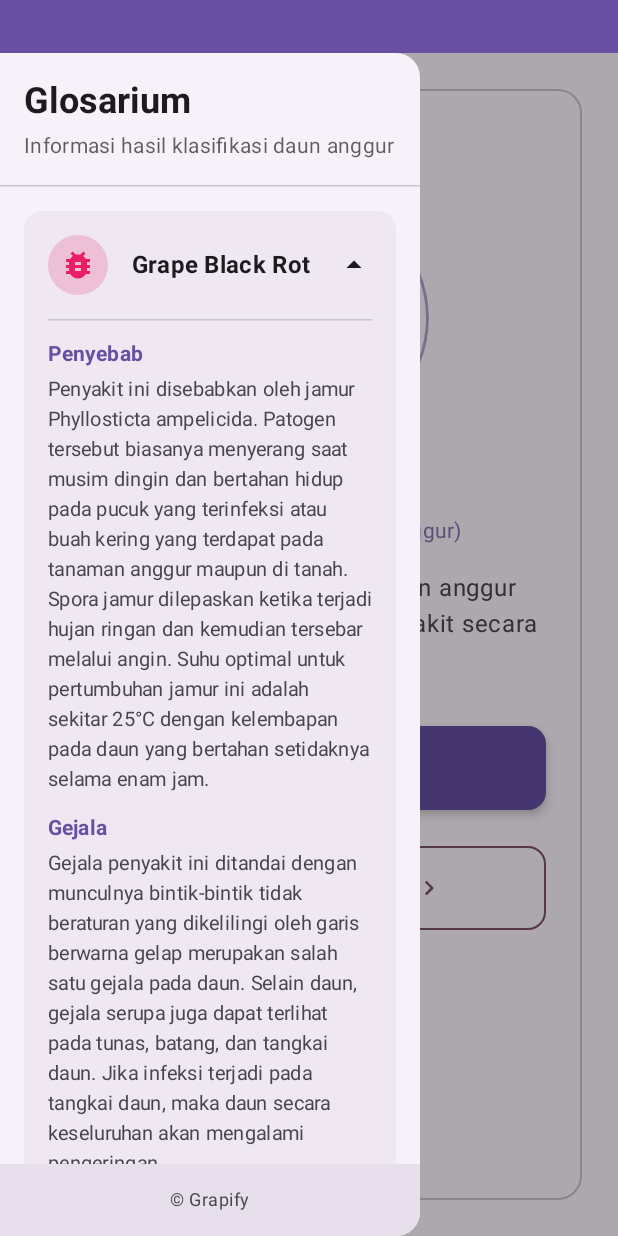
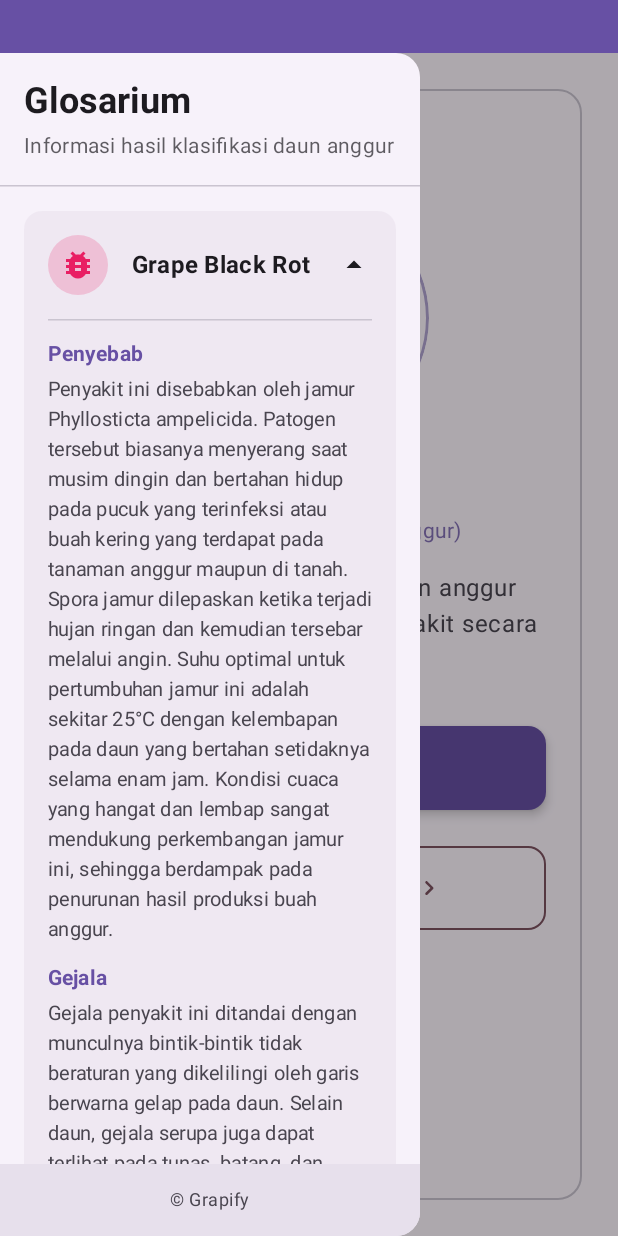
Before and after one commit to farhanfath/leaf_detection, an Android app built with Jetpack Compose: the screen it shows after launch (MainActivity), after a tap on "Grape Black Rot", on a phone screen of 412 x 824 dp. Run offline under Robolectric (Android 15) with nearby library versions, the phone set to English and light mode, and no system bars; our stand-ins replace Dagger/Hilt's generated code; libraries missing offline, so code that uses them is left out: org.tensorflow.lite; 2 other taps on this screen came first.

Commit message:
fix: glossary and disease info detail & back handler fix

```diff
--- a/app/src/main/java/pi/project/grapify/domain/util/DataConstants.kt
+++ b/app/src/main/java/pi/project/grapify/domain/util/DataConstants.kt
@@ -3,7 +3,6 @@ package pi.project.grapify.domain.util
 import androidx.compose.material3.MaterialTheme
 import androidx.compose.runtime.Composable
 import androidx.compose.ui.graphics.Color
-import pi.project.grapify.R
 import pi.project.grapify.data.model.DiseaseInfo
 
 // untuk filtering result data
@@ -11,33 +10,73 @@ fun getDiseaseInfo(diseaseName: String): DiseaseInfo? {
     return when (diseaseName) {
         "Grape Black Rot" -> DiseaseInfo(
             nama = "Grape Black Rot",
-            penyebab = "Penyakit ini disebabkan oleh jamur Phyllosticta ampelicida. Patogen tersebut biasanya menyerang saat musim dingin dan bertahan hidup pada pucuk yang terinfeksi atau buah kering yang terdapat pada tanaman anggur maupun di tanah. Spora jamur dilepaskan ketika terjadi hujan ringan dan kemudian tersebar melalui angin. Suhu optimal untuk pertumbuhan jamur ini adalah sekitar 25°C dengan kelembapan pada daun yang bertahan setidaknya selama enam jam.",
-            gejala = "Gejala penyakit ini ditandai dengan munculnya bintik-bintik tidak beraturan yang dikelilingi oleh garis berwarna gelap merupakan salah satu gejala pada daun. Selain daun, gejala serupa juga dapat terlihat pada tunas, batang, dan tangkai daun. Jika infeksi terjadi pada tangkai daun, maka daun secara keseluruhan akan mengalami pengeringan.",
-            pencegahan = "• Gunakan metode pemangkasan alternatif seperti pemangkasan tertunda atau pemangkasan ganda.\n• Hindari pemangkasan selama periode hujan deras ketika spora cenderung tersebar.\n• Pantau kebun anggur di musim semi, dan cari tunas yang mati atau tunas yang kerdil.\n• Pada akhir musim panas, potong bagian tanaman anggur yang membusuk.\n• Singkirkan sisa-sisa tanaman anggur yang terserang penyakit dan musnahkan.\n• Tunda pembuahan selama beberapa tahun hingga tanaman merambat memiliki pertumbuhan akar dan tunas yang seimbang."
+            penyebab = "Penyakit ini disebabkan oleh jamur Phyllosticta ampelicida. Patogen tersebut biasanya menyerang saat musim dingin dan bertahan hidup pada pucuk yang terinfeksi atau buah kering yang terdapat pada tanaman anggur maupun di tanah. Spora jamur dilepaskan ketika terjadi hujan ringan dan kemudian tersebar melalui angin. Suhu optimal untuk pertumbuhan jamur ini adalah sekitar 25°C dengan kelembapan pada daun yang bertahan setidaknya selama enam jam. Kondisi cuaca yang hangat dan lembap sangat mendukung perkembangan jamur ini, sehingga berdampak pada penurunan hasil produksi buah anggur.",
+            gejala = "Gejala penyakit ini ditandai dengan munculnya bintik-bintik tidak beraturan yang dikelilingi oleh garis berwarna gelap pada daun. Selain daun, gejala serupa juga dapat terlihat pada tunas, batang, dan tangkai daun. Jika infeksi terjadi pada tangkai daun, maka daun secara keseluruhan akan mengalami pengeringan. Pada buah anggur, infeksi ditandai dengan perubahan warna menjadi abu-abu di tahap awal, yang kemudian berkembang menjadi bintik-bintik berwarna cokelat kemerahan atau ungu. Seiring waktu, buah akan mengalami perubahan bentuk hingga akhirnya menjadi layu.",
+            pencegahan = """
+            • Gunakan metode pemangkasan alternatif seperti pemangkasan tertunda atau pemangkasan ganda.
+            • Hindari pemangkasan selama periode hujan deras ketika spora cenderung tersebar.
+            • Pantau kebun anggur di musim semi, dan cari tunas yang mati atau tunas yang kerdil.
+            • Pada akhir musim panas, potong bagian tanaman anggur yang membusuk.
+            • Singkirkan sisa-sisa tanaman anggur yang terserang penyakit dan musnahkan.
+            • Tunda pembuahan selama beberapa tahun hingga tanaman merambat memiliki pertumbuhan akar dan tunas yang seimbang.
+        """.trimIndent()
         )
+
         "Grape Esca (Black Measles)" -> DiseaseInfo(
             nama = "Grape Esca (Black Measles)",
-            penyebab = "Penyakit ini dapat muncul kapan saja selama musim tanam dan disebabkan oleh jamur Togninia minima, meskipun beberapa jenis jamur lain seperti Phaeomoniella chlamydospora juga dapat berperan. Infeksi umumnya terjadi pada tanaman anggur yang masih muda, namun gejalanya sering baru tampak di kebun anggur saat tanaman berusia antara 5 hingga 7 tahun.",
-            gejala = "Gejala penyakit ini ditandai dengan munculnya belang di antara pembuluh daun, yang disertai perubahan warna serta pengeringan jaringan di sekitar pembuluh utama. Pada varietas anggur berbuah merah, perubahan warna umumnya menjadi merah tua, sedangkan pada varietas berbuah putih, warna berubah menjadi kuning. Daun yang terinfeksi dapat mengalami pengeringan total dan rontok sebelum waktunya.",
-            pencegahan = "• Pilih varietas anggur yang lebih tahan penyakit jika tersedia.\n• Buang buah kering (mumi) dari pohon anggur.\n• Singkirkan dan musnahkan kayu serta sulur yang terinfeksi hama setelah panen.\n• Singkirkan daun-daun yang terkena serangan dari area kebun anggur.\n• Jaga kebersihan kebun anggur dengan membersihkan gulma.\n• Pastikan sirkulasi udara dan pencahayaan di kebun cukup.\n• Lakukan pemangkasan tanaman anggur setiap tahun sebelum fase vegetatif dimulai."
+            penyebab = "Penyakit ini dapat muncul kapan saja selama musim tanam dan disebabkan oleh jamur Togninia minima, meskipun beberapa jenis jamur lain seperti Phaeomoniella chlamydospora juga dapat berperan. Infeksi umumnya terjadi pada tanaman anggur yang masih muda, namun gejalanya sering baru tampak di kebun anggur saat tanaman berusia antara 5 hingga 7 tahun. Jamur ini bertahan selama musim dingin dalam struktur yang tertanam di jaringan kayu. Pada musim semi, spora diproduksi dan dilepaskan, kemudian menginfeksi luka yang dihasilkan dari aktivitas pemangkasan.",
+            gejala = "Gejala penyakit ini ditandai dengan munculnya belang di antara pembuluh daun, yang disertai perubahan warna serta pengeringan jaringan di sekitar pembuluh utama. Pada varietas anggur berbuah merah, perubahan warna umumnya menjadi merah tua, sedangkan pada varietas berbuah putih, warna berubah menjadi kuning. Daun yang terinfeksi dapat mengalami pengeringan total dan rontok sebelum waktunya. Sementara itu, pada buah akan tampak bercak-bercak kecil berbentuk bulat berwarna gelap, yang sering kali dikelilingi oleh cincin berwarna cokelat keunguan.",
+            pencegahan = """
+            • Pilih varietas anggur yang lebih tahan penyakit jika tersedia.
+            • Buang buah kering (mumi) dari pohon anggur.
+            • Singkirkan dan musnahkan kayu serta sulur yang terinfeksi hama setelah panen.
+            • Singkirkan daun-daun yang terkena serangan dari area kebun anggur.
+            • Jaga kebersihan kebun anggur dengan membersihkan gulma.
+            • Pastikan sirkulasi udara dan pencahayaan di kebun cukup.
+            • Lakukan pemangkasan tanaman anggur setiap tahun sebelum fase vegetatif dimulai.
+        """.trimIndent()
         )
+
         "Grape Leaf Blight (Isariopsis Leaf Spot)" -> DiseaseInfo(
             nama = "Grape Leaf Blight (Isariopsis Leaf Spot)",
-            penyebab = "Penyakit ini disebabkan oleh jamur Peyronellaea glomerata, yang sebelumnya dikenal sebagai Phoma glomerata. Jamur ini tersebar luas dan mampu bertahan di tanah maupun pada berbagai bahan tanaman, baik yang masih hidup maupun sudah mati (seperti biji, buah-buahan, dan sayuran), biasanya tanpa menimbulkan gejala yang nyata.",
-            gejala = "Gejala infeksi hawar daun phoma umumnya terlihat pada daun-daun yang lebih tua. Daun yang terinfeksi memperlihatkan lesi tidak teratur berbentuk sudut dengan warna kuning hingga cokelat yang menyebar di seluruh permukaan daun. Seiring perkembangan penyakit, lesi tersebut membesar membentuk bercak yang kemudian berubah menjadi area nekrotik dengan warna kusam, pusat berwarna abu-abu, dan tepi yang lebih gelap.",
-            pencegahan = "• Memilih varietas tanaman yang tahan terhadap hawar daun.\n• Singkirkan daun yang terinfeksi dan gugur.\n• Menjaga kebun tetap bersih dari gulma dan sisa tanaman.\n• Menyediakan sirkulasi udara dan pencahayaan yang cukup antar tanaman.\n• Menghindari penyiraman dari atas yang membasahi daun.\n• Membersihkan alat pertanian dan tempat penyimpanan secara berkala.\n• Menggunakan fungisida sesuai kebutuhan dan anjuran.\n• Memantau tanaman secara berkala untuk deteksi dini infeksi."
+            penyebab = "Penyakit ini disebabkan oleh jamur Peyronellaea glomerata, yang sebelumnya dikenal sebagai Phoma glomerata, dan menjadi nama umum untuk penyakit ini. Jamur ini tersebar luas dan mampu bertahan di tanah maupun pada berbagai bahan tanaman, baik yang masih hidup maupun sudah mati (seperti biji, buah-buahan, dan sayuran), biasanya tanpa menimbulkan gejala yang nyata. Selain itu, jamur ini juga dapat ditemukan di lingkungan dalam ruangan, seperti pada permukaan kayu, semen, bahan yang dicat minyak, dan kertas. Umumnya, jamur ini bertindak sebagai patogen sekunder pada jaringan tanaman yang telah rusak. Namun, dalam kondisi lingkungan tertentu, seperti cuaca lembap dan suhu tinggi, jamur ini dapat memicu timbulnya penyakit. Pertumbuhan optimalnya terjadi pada suhu antara 26°C hingga sedikit di bawah 37°C.",
+            gejala = "Gejala infeksi hawar daun phoma umumnya terlihat pada daun-daun yang lebih tua. Daun yang terinfeksi memperlihatkan lesi tidak teratur berbentuk sudut dengan warna kuning hingga cokelat yang menyebar di seluruh permukaan daun. Seiring perkembangan penyakit, lesi tersebut membesar membentuk bercak yang kemudian berubah menjadi area nekrotik dengan warna kusam, pusat berwarna abu-abu, dan tepi yang lebih gelap. Pada tahap lanjut, daun menjadi layu dan akhirnya rontok. Beberapa tanaman lain, seperti tanaman merambat termasuk anggur, diketahui juga dapat menjadi inang alternatif bagi jamur ini.",
+            pencegahan = """
+            • Memilih varietas tanaman yang tahan terhadap hawar daun.
+            • Singkirkan daun yang terinfeksi dan gugur.
+            • Menjaga kebun tetap bersih dari gulma dan sisa tanaman.
+            • Menyediakan sirkulasi udara dan pencahayaan yang cukup antar tanaman.
+            • Menghindari penyiraman dari atas yang membasahi daun.
+            • Membersihkan alat pertanian dan tempat penyimpanan secara berkala.
+            • Menggunakan fungisida sesuai kebutuhan dan anjuran.
+            • Memantau tanaman secara berkala untuk deteksi dini infeksi.
+        """.trimIndent()
         )
+
         "Grape Healthy" -> DiseaseInfo(
             nama = "Grape Healthy",
             penyebab = "Daun anggur sehat tidak terinfeksi oleh patogen penyebab penyakit.",
             gejala = "Kondisi daun anggur terlihat normal dan tidak menunjukan tanda-tanda penyakit.",
-            pencegahan = "• Lanjutkan perawatan rutin seperti penyiraman, pemangkasan, dan pemupukan.\n • Tetap pantau kondisi secara berkala. \n• Memastikan nutrisi tanah yang seimbang.\n• Melakukan pemangkasan secara teratur untuk sirkulasi udara yang baik.\n• Menjaga irigasi yang tepat dan menghindari kelebihan air.\n• Melakukan rotasi tanaman dan sanitasi kebun yang baik.\n• Pemantauan hama dan penyakit secara berkala.\n• Menggunakan varietas anggur yang tahan terhadap penyakit umum di daerah tersebut."
+            pencegahan = """
+            • Lanjutkan perawatan rutin seperti penyiraman, pemangkasan, dan pemupukan.
+            • Tetap pantau kondisi secara berkala.
+            • Memastikan nutrisi tanah yang seimbang.
+            • Melakukan pemangkasan secara teratur untuk sirkulasi udara yang baik.
+            • Menjaga irigasi yang tepat dan menghindari kelebihan air.
+            • Melakukan rotasi tanaman dan sanitasi kebun yang baik.
+            • Pemantauan hama dan penyakit secara berkala.
+            • Menggunakan varietas anggur yang tahan terhadap penyakit umum di daerah tersebut.
+        """.trimIndent()
         )
         "Not Anggur" -> DiseaseInfo(
             nama = "Not Anggur",
             penyebab = "Gambar yang diunggah bukan daun anggur atau tidak dapat diidentifikasi sebagai daun anggur.",
             gejala = "Tidak relevan karena bukan daun anggur.",
-            pencegahan = "• Pastikan foto yang diunggah jelas, fokus, dan menunjukan daun secara utuh \n • Coba ulangi dengan sudut pengambilan gambar yang berbeda \n • Pastikan gambar berasal dari tanaman anggur"
+            pencegahan = """
+            • Pastikan foto yang diunggah jelas, fokus, dan menunjukan daun secara utuh
+            • Coba ulangi dengan sudut pengambilan gambar yang berbeda
+            • Pastikan gambar berasal dari tanaman anggur
+            """.trimIndent()
         )
         else -> null
     }
@@ -68,35 +107,10 @@ fun getConfidenceColor(confidence: Float): Color {
 // untuk list penyakit
 fun getDiseaseGlossary() : List<DiseaseInfo> {
     return listOf(
-        DiseaseInfo(
-            nama = "Grape Black Rot",
-            penyebab = "Penyakit ini disebabkan oleh jamur Phyllosticta ampelicida. Patogen tersebut biasanya menyerang saat musim dingin dan bertahan hidup pada pucuk yang terinfeksi atau buah kering yang terdapat pada tanaman anggur maupun di tanah. Spora jamur dilepaskan ketika terjadi hujan ringan dan kemudian tersebar melalui angin. Suhu optimal untuk pertumbuhan jamur ini adalah sekitar 25°C dengan kelembapan pada daun yang bertahan setidaknya selama enam jam.",
-            gejala = "Gejala penyakit ini ditandai dengan munculnya bintik-bintik tidak beraturan yang dikelilingi oleh garis berwarna gelap merupakan salah satu gejala pada daun. Selain daun, gejala serupa juga dapat terlihat pada tunas, batang, dan tangkai daun. Jika infeksi terjadi pada tangkai daun, maka daun secara keseluruhan akan mengalami pengeringan.",
-            pencegahan = "• Gunakan metode pemangkasan alternatif seperti pemangkasan tertunda atau pemangkasan ganda.\n• Hindari pemangkasan selama periode hujan deras ketika spora cenderung tersebar.\n• Pantau kebun anggur di musim semi, dan cari tunas yang mati atau tunas yang kerdil.\n• Pada akhir musim panas, potong bagian tanaman anggur yang membusuk.\n• Singkirkan sisa-sisa tanaman anggur yang terserang penyakit dan musnahkan.\n• Tunda pembuahan selama beberapa tahun hingga tanaman merambat memiliki pertumbuhan akar dan tunas yang seimbang."
-        ),
-        DiseaseInfo(
-            nama = "Grape Esca (Black Measles)",
-            penyebab = "Penyakit ini dapat muncul kapan saja selama musim tanam dan disebabkan oleh jamur Togninia minima, meskipun beberapa jenis jamur lain seperti Phaeomoniella chlamydospora juga dapat berperan. Infeksi umumnya terjadi pada tanaman anggur yang masih muda, namun gejalanya sering baru tampak di kebun anggur saat tanaman berusia antara 5 hingga 7 tahun.",
-            gejala = "Gejala penyakit ini ditandai dengan munculnya belang di antara pembuluh daun, yang disertai perubahan warna serta pengeringan jaringan di sekitar pembuluh utama. Pada varietas anggur berbuah merah, perubahan warna umumnya menjadi merah tua, sedangkan pada varietas berbuah putih, warna berubah menjadi kuning. Daun yang terinfeksi dapat mengalami pengeringan total dan rontok sebelum waktunya.",
-            pencegahan = "• Pilih varietas anggur yang lebih tahan penyakit jika tersedia.\n• Buang buah kering (mumi) dari pohon anggur.\n• Singkirkan dan musnahkan kayu serta sulur yang terinfeksi hama setelah panen.\n• Singkirkan daun-daun yang terkena serangan dari area kebun anggur.\n• Jaga kebersihan kebun anggur dengan membersihkan gulma.\n• Pastikan sirkulasi udara dan pencahayaan di kebun cukup.\n• Lakukan pemangkasan tanaman anggur setiap tahun sebelum fase vegetatif dimulai."
-        ),
-        DiseaseInfo(
-            nama = "Grape Leaf Blight (Isariopsis Leaf Spot)",
-            penyebab = "Penyakit ini disebabkan oleh jamur Peyronellaea glomerata, yang sebelumnya dikenal sebagai Phoma glomerata. Jamur ini tersebar luas dan mampu bertahan di tanah maupun pada berbagai bahan tanaman, baik yang masih hidup maupun sudah mati (seperti biji, buah-buahan, dan sayuran), biasanya tanpa menimbulkan gejala yang nyata.",
-            gejala = "Gejala infeksi hawar daun phoma umumnya terlihat pada daun-daun yang lebih tua. Daun yang terinfeksi memperlihatkan lesi tidak teratur berbentuk sudut dengan warna kuning hingga cokelat yang menyebar di seluruh permukaan daun. Seiring perkembangan penyakit, lesi tersebut membesar membentuk bercak yang kemudian berubah menjadi area nekrotik dengan warna kusam, pusat berwarna abu-abu, dan tepi yang lebih gelap.",
-            pencegahan = "• Memilih varietas tanaman yang tahan terhadap hawar daun.\n• Singkirkan daun yang terinfeksi dan gugur.\n• Menjaga kebun tetap bersih dari gulma dan sisa tanaman.\n• Menyediakan sirkulasi udara dan pencahayaan yang cukup antar tanaman.\n• Menghindari penyiraman dari atas yang membasahi daun.\n• Membersihkan alat pertanian dan tempat penyimpanan secara berkala.\n• Menggunakan fungisida sesuai kebutuhan dan anjuran.\n• Memantau tanaman secara berkala untuk deteksi dini infeksi."
-        ),
-        DiseaseInfo(
-            nama = "Grape Healthy",
-            penyebab = "Daun anggur sehat tidak terinfeksi oleh patogen penyebab penyakit.",
-            gejala = "Kondisi daun anggur terlihat normal dan tidak menunjukan tanda-tanda penyakit.",
-            pencegahan = "• Lanjutkan perawatan rutin seperti penyiraman, pemangkasan, dan pemupukan.\n • Tetap pantau kondisi secara berkala. \n• Memastikan nutrisi tanah yang seimbang.\n• Melakukan pemangkasan secara teratur untuk sirkulasi udara yang baik.\n• Menjaga irigasi yang tepat dan menghindari kelebihan air.\n• Melakukan rotasi tanaman dan sanitasi kebun yang baik.\n• Pemantauan hama dan penyakit secara berkala.\n• Menggunakan varietas anggur yang tahan terhadap penyakit umum di daerah tersebut."
-        ),
-        DiseaseInfo(
-            nama = "Not Anggur",
-            penyebab = "Gambar yang diunggah bukan daun anggur atau tidak dapat diidentifikasi sebagai daun anggur.",
-            gejala = "Tidak relevan karena bukan daun anggur.",
-            pencegahan = "• Pastikan foto yang diunggah jelas, fokus, dan menunjukan daun secara utuh \n • Coba ulangi dengan sudut pengambilan gambar yang berbeda \n • Pastikan gambar berasal dari tanaman anggur"
-        )
+        getDiseaseInfo("Grape Black Rot")!!,
+        getDiseaseInfo("Grape Esca (Black Measles)")!!,
+        getDiseaseInfo("Grape Leaf Blight (Isariopsis Leaf Spot)")!!,
+        getDiseaseInfo("Grape Healthy")!!,
+        getDiseaseInfo("Not Anggur")!!
     )
 }
--- a/app/src/main/java/pi/project/grapify/presentation/components/glossary/GrapeDiseasesGlossaryDrawer.kt
+++ b/app/src/main/java/pi/project/grapify/presentation/components/glossary/GrapeDiseasesGlossaryDrawer.kt
@@ -178,6 +178,8 @@ fun DiseaseCard(disease: DiseaseInfo) {
             enter = expandVertically(),
             exit = shrinkVertically()
         ) {
+            val isSpecialCase = disease.nama == "Grape Healthy" || disease.nama == "Not Anggur"
+
             Column(
                 modifier = Modifier
                     .fillMaxWidth()
@@ -186,18 +188,25 @@ fun DiseaseCard(disease: DiseaseInfo) {
                 HorizontalDivider()
                 Spacer(modifier = Modifier.height(12.dp))
 
-                // Penyebab section
-                DiseaseInfoSection(title = "Penyebab", content = disease.penyebab)
+                // Section 1: Penyebab + Gejala -> Keadaan jika Grape Healthy
+                DiseaseInfoSection(
+                    title = if (isSpecialCase) "Keadaan" else "Penyebab",
+                    content = if (isSpecialCase) "${disease.penyebab}\n\n${disease.gejala}" else disease.penyebab
+                )
+
+                // Tampilkan Gejala hanya jika bukan Grape Healthy
+                if (!isSpecialCase) {
+                    Spacer(modifier = Modifier.height(12.dp))
+                    DiseaseInfoSection(title = "Gejala", content = disease.gejala)
+                }
 
                 Spacer(modifier = Modifier.height(12.dp))
 
-                // Gejala section
-                DiseaseInfoSection(title = "Gejala", content = disease.gejala)
-
-                Spacer(modifier = Modifier.height(12.dp))
-
-                // Pencegahan section
-                DiseaseInfoSection(title = "Pencegahan", content = disease.pencegahan)
+                // Pencegahan -> Tips jika Grape Healthy
+                DiseaseInfoSection(
+                    title = if (isSpecialCase) "Tips" else "Pencegahan",
+                    content = disease.pencegahan
+                )
             }
         }
     }
--- a/app/src/main/java/pi/project/grapify/presentation/viewmodel/GrapeLeafDiseaseViewModel.kt
+++ b/app/src/main/java/pi/project/grapify/presentation/viewmodel/GrapeLeafDiseaseViewModel.kt
@@ -5,7 +5,6 @@ import androidx.lifecycle.ViewModel
 import androidx.lifecycle.viewModelScope
 import dagger.hilt.android.lifecycle.HiltViewModel
 import kotlinx.coroutines.flow.MutableStateFlow
-import kotlinx.coroutines.flow.StateFlow
 import kotlinx.coroutines.flow.asStateFlow
 import kotlinx.coroutines.launch
 import pi.project.grapify.data.repository.GrapeLeafDiseaseRepository
```
Also changed, not shown: app/src/main/java/pi/project/grapify/presentation/components/dialog/DiseaseDetailDialog.kt (added, +128 -0 lines), app/src/main/java/pi/project/grapify/presentation/screens/DetectionScreen.kt (+25 -105 lines).
